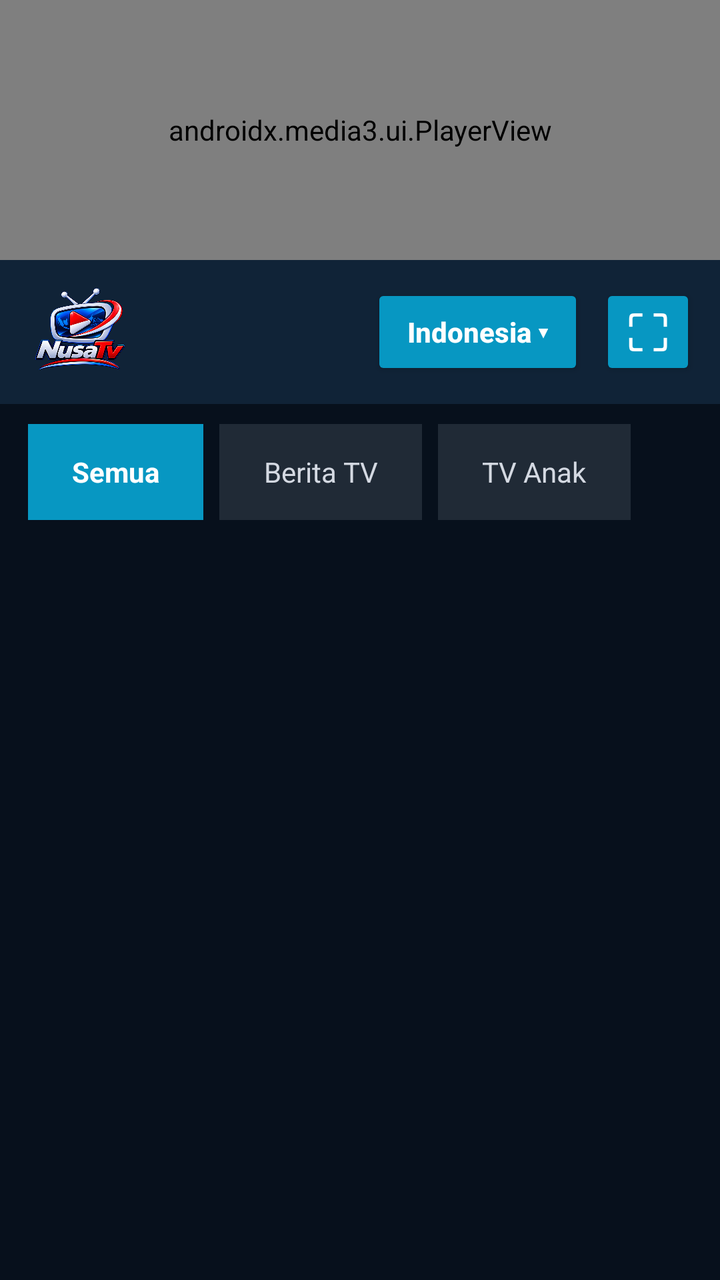
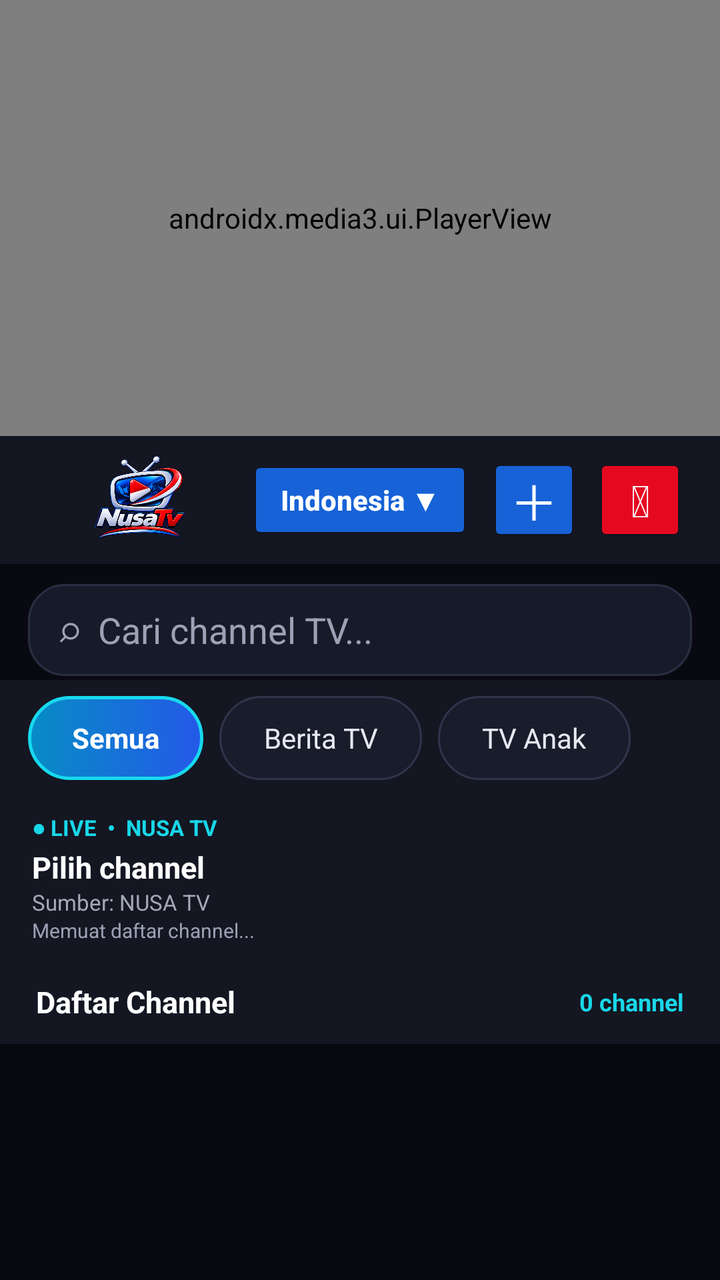

Screens rendered from an Android XML layout before and after an edit, with the pre-edit source and the edit as a unified diff.
<!-- AndroidManifest.xml: application theme Theme.AppCompat.NoActionBar -->
<!-- res/layout/activity_main.xml -->
<?xml version="1.0" encoding="utf-8"?>
<LinearLayout xmlns:android="http://schemas.android.com/apk/res/android"
    xmlns:app="http://schemas.android.com/apk/res-auto"
    android:id="@+id/rootLayout"
    android:layout_width="match_parent"
    android:layout_height="match_parent"
    android:background="#07101C"
    android:orientation="vertical">

    <FrameLayout
        android:id="@+id/playerContainer"
        android:layout_width="match_parent"
        android:layout_height="130dp"
        android:background="#000000"
        android:clickable="true"
        android:focusable="true">
        <androidx.media3.ui.PlayerView
            android:id="@+id/playerView"
            android:layout_width="match_parent"
            android:layout_height="match_parent"
            app:resize_mode="zoom"
            app:show_buffering="when_playing"
            app:use_controller="true" />
    </FrameLayout>

    <LinearLayout
        android:id="@+id/headerBar"
        android:layout_width="match_parent"
        android:layout_height="wrap_content"
        android:background="#102337"
        android:gravity="center_vertical"
        android:orientation="horizontal"
        android:paddingStart="16dp"
        android:paddingEnd="12dp"
        android:paddingTop="12dp"
        android:paddingBottom="12dp">

        <ImageView
            android:layout_width="112dp"
            android:layout_height="48dp"
            android:contentDescription="@string/app_name"
            android:scaleType="fitStart"
            android:src="@drawable/nusa_tv_logo" />

        <Space
            android:layout_width="0dp"
            android:layout_height="1dp"
            android:layout_weight="1" />

        <Button
            android:id="@+id/btnFilterIndo"
            android:layout_width="wrap_content"
            android:layout_height="48dp"
            android:backgroundTint="#0797C2"
            android:minWidth="0dp"
            android:paddingStart="18dp"
            android:paddingEnd="18dp"
            android:text="Indonesia ▾"
            android:textAllCaps="false"
            android:textColor="#FFFFFF"
            android:textSize="14sp"
            android:textStyle="bold" />

        <Button
            android:id="@+id/btnFullscreen"
            android:layout_width="48dp"
            android:layout_height="48dp"
            android:layout_marginStart="8dp"
            android:backgroundTint="#0797C2"
            android:minWidth="0dp"
            android:padding="0dp"
            android:text="⛶"
            android:textAllCaps="false"
            android:textColor="#FFFFFF"
            android:textSize="25sp"
            android:contentDescription="Fullscreen" />

        <Button
            android:id="@+id/btnReload"
            android:layout_width="0dp"
            android:layout_height="0dp"
            android:visibility="gone"
            android:text="Refresh" />
    </LinearLayout>

    <EditText
        android:id="@+id/etSearch"
        android:layout_width="match_parent"
        android:layout_height="1dp"
        android:visibility="gone"
        android:hint="Cari channel TV..."
        android:inputType="text" />

    <HorizontalScrollView
        android:layout_width="match_parent"
        android:layout_height="wrap_content"
        android:background="#07101C"
        android:fillViewport="false"
        android:paddingStart="14dp"
        android:paddingTop="10dp"
        android:paddingEnd="14dp"
        android:paddingBottom="10dp"
        android:scrollbars="none">
        <LinearLayout
            android:layout_width="wrap_content"
            android:layout_height="wrap_content"
            android:orientation="horizontal">
            <TextView
                android:id="@+id/btnTabAll"
                android:layout_width="wrap_content"
                android:layout_height="48dp"
                android:layout_marginEnd="8dp"
                android:background="#0797C2"
                android:clickable="true"
                android:focusable="true"
                android:gravity="center"
                android:paddingStart="22dp"
                android:paddingEnd="22dp"
                android:text="Semua"
                android:textColor="#FFFFFF"
                android:textSize="14sp"
                android:textStyle="bold" />
            <TextView
                android:id="@+id/btnTabNews"
                android:layout_width="wrap_content"
                android:layout_height="48dp"
                android:layout_marginEnd="8dp"
                android:background="#202A36"
                android:clickable="true"
                android:focusable="true"
                android:gravity="center"
                android:paddingStart="22dp"
                android:paddingEnd="22dp"
                android:text="Berita TV"
                android:textColor="#D4D9E2"
                android:textSize="14sp" />
            <TextView
                android:id="@+id/btnTabKids"
                android:layout_width="wrap_content"
                android:layout_height="48dp"
                android:background="#202A36"
                android:clickable="true"
                android:focusable="true"
                android:gravity="center"
                android:paddingStart="22dp"
                android:paddingEnd="22dp"
                android:text="TV Anak"
                android:textColor="#D4D9E2"
                android:textSize="14sp" />
        </LinearLayout>
    </HorizontalScrollView>

    <LinearLayout
        android:id="@+id/welcomePanel"
        android:visibility="gone"
        android:layout_width="match_parent"
        android:layout_height="wrap_content"
        android:background="#102337"
        android:orientation="vertical"
        android:paddingStart="14dp"
        android:paddingEnd="14dp"
        android:paddingTop="7dp"
        android:paddingBottom="7dp">
        <TextView
            android:id="@+id/tvLiveLabel"
            android:layout_width="wrap_content"
            android:layout_height="wrap_content"
            android:text="● LIVE • NUSA TV"
            android:textColor="#43D6A2"
            android:textSize="11sp"
            android:textStyle="bold" />
        <TextView
            android:id="@+id/tvWelcomeTitle"
            android:layout_width="match_parent"
            android:layout_height="wrap_content"
            android:layout_marginTop="2dp"
            android:maxLines="1"
            android:text="Pilih channel"
            android:textColor="#FFFFFF"
            android:textSize="15sp"
            android:textStyle="bold" />
        <TextView
            android:id="@+id/tvWelcomeDesc"
            android:layout_width="match_parent"
            android:layout_height="wrap_content"
            android:maxLines="1"
            android:text="Sumber: NUSA TV"
            android:textColor="#AAB7C7"
            android:textSize="11sp" />
        <LinearLayout
            android:layout_width="match_parent"
            android:layout_height="wrap_content"
            android:orientation="horizontal"
            android:visibility="gone">
            <Button
                android:id="@+id/btnStop"
                android:layout_width="0dp"
                android:layout_height="40dp"
                android:layout_weight="1"
                android:text="Berhenti" />
            <Button
                android:id="@+id/btnRetry"
                android:layout_width="0dp"
                android:layout_height="40dp"
                android:layout_weight="1"
                android:text="Coba lagi" />
        </LinearLayout>
        <TextView
            android:id="@+id/tvStatus"
            android:layout_width="match_parent"
            android:layout_height="wrap_content"
            android:maxLines="1"
            android:text="Memuat daftar channel..."
            android:textColor="#AAB7C7"
            android:textSize="10sp" />
    </LinearLayout>

    <LinearLayout
        android:id="@+id/statsBar"
        android:visibility="gone"
        android:layout_width="match_parent"
        android:layout_height="wrap_content"
        android:gravity="center_vertical"
        android:orientation="horizontal"
        android:paddingStart="16dp"
        android:paddingEnd="16dp"
        android:paddingTop="10dp"
        android:paddingBottom="6dp">
        <TextView
            android:id="@+id/tvSectionTitle"
            android:layout_width="0dp"
            android:layout_height="wrap_content"
            android:layout_weight="1"
            android:text="TV Nasional &amp; Indonesia"
            android:textColor="#FFFFFF"
            android:textSize="16sp"
            android:textStyle="bold" />
        <TextView
            android:id="@+id/tvStats"
            android:layout_width="wrap_content"
            android:layout_height="wrap_content"
            android:text="0 channel"
            android:textColor="#0797C2"
            android:textSize="12sp"
            android:textStyle="bold" />
    </LinearLayout>

    <androidx.recyclerview.widget.RecyclerView
        android:id="@+id/rvChannels"
        android:layout_width="match_parent"
        android:layout_height="0dp"
        android:layout_weight="1"
        android:clipToPadding="false"
        android:paddingStart="3dp"
        android:paddingEnd="3dp"
        android:paddingBottom="8dp" />
</LinearLayout>
<!-- resources referenced by this layout -->
<resources>
  <!-- drawable nusa_tv_logo: png bitmap (drawable, 253954 bytes) -->
  <string name="app_name">NUSA TV</string>
</resources>

<!-- the commit's change to res/layout/activity_main.xml (unified diff, before → after) -->
@@ -4,13 +4,14 @@
     android:id="@+id/rootLayout"
     android:layout_width="match_parent"
     android:layout_height="match_parent"
-    android:background="#07101C"
+    android:background="#090A11"
     android:orientation="vertical">
 
+    
     <FrameLayout
         android:id="@+id/playerContainer"
         android:layout_width="match_parent"
-        android:layout_height="130dp"
+        android:layout_height="218dp"
         android:background="#000000"
         android:clickable="true"
         android:focusable="true">
@@ -18,231 +19,144 @@
             android:id="@+id/playerView"
             android:layout_width="match_parent"
             android:layout_height="match_parent"
-            app:resize_mode="zoom"
+            app:resize_mode="fit"
             app:show_buffering="when_playing"
-            app:use_controller="true" />
+            app:use_controller="true"
+            />
     </FrameLayout>
 
+    
     <LinearLayout
         android:id="@+id/headerBar"
         android:layout_width="match_parent"
-        android:layout_height="wrap_content"
-        android:background="#102337"
+        android:layout_height="64dp"
+        android:background="#141622"
         android:gravity="center_vertical"
         android:orientation="horizontal"
         android:paddingStart="16dp"
-        android:paddingEnd="12dp"
-        android:paddingTop="12dp"
-        android:paddingBottom="12dp">
-
+        android:paddingEnd="14dp">
         <ImageView
-            android:layout_width="112dp"
+            android:layout_width="108dp"
             android:layout_height="48dp"
-            android:contentDescription="@string/app_name"
-            android:scaleType="fitStart"
+            android:contentDescription="NUSA TV"
+            android:scaleType="fitCenter"
             android:src="@drawable/nusa_tv_logo" />
-
-        <Space
-            android:layout_width="0dp"
-            android:layout_height="1dp"
-            android:layout_weight="1" />
-
+        <Space android:layout_width="0dp" android:layout_height="1dp" android:layout_weight="1" />
         <Button
             android:id="@+id/btnFilterIndo"
             android:layout_width="wrap_content"
-            android:layout_height="48dp"
-            android:backgroundTint="#0797C2"
-            android:minWidth="0dp"
-            android:paddingStart="18dp"
-            android:paddingEnd="18dp"
-            android:text="Indonesia ▾"
+            android:layout_height="44dp"
+            android:backgroundTint="#1762D7"
+            android:minWidth="112dp"
+            android:paddingStart="14dp"
+            android:paddingEnd="14dp"
+            android:text="Indonesia ▼"
             android:textAllCaps="false"
             android:textColor="#FFFFFF"
             android:textSize="14sp"
             android:textStyle="bold" />
-
+        <Button
+            android:id="@+id/btnReload"
+            android:layout_width="46dp"
+            android:layout_height="46dp"
+            android:layout_marginStart="8dp"
+            android:backgroundTint="#1762D7"
+            android:minWidth="0dp"
+            android:padding="0dp"
+            android:text="＋"
+            android:textColor="#FFFFFF"
+            android:textSize="24sp"
+            android:contentDescription="Muat ulang playlist" />
+        <Button
+            android:id="@+id/btnStop"
+            android:layout_width="46dp"
+            android:layout_height="46dp"
+            android:layout_marginStart="7dp"
+            android:backgroundTint="#E50920"
+            android:minWidth="0dp"
+            android:padding="0dp"
+            android:text="⏻"
+            android:textColor="#FFFFFF"
+            android:textSize="22sp"
+            android:contentDescription="Hentikan pemutaran" />
         <Button
             android:id="@+id/btnFullscreen"
-            android:layout_width="48dp"
-            android:layout_height="48dp"
-            android:layout_marginStart="8dp"
-            android:backgroundTint="#0797C2"
+            android:layout_width="42dp"
+            android:layout_height="42dp"
+            android:layout_marginStart="6dp"
+            android:backgroundTint="#263047"
             android:minWidth="0dp"
             android:padding="0dp"
             android:text="⛶"
-            android:textAllCaps="false"
             android:textColor="#FFFFFF"
-            android:textSize="25sp"
-            android:contentDescription="Fullscreen" />
-
-        <Button
-            android:id="@+id/btnReload"
-            android:layout_width="0dp"
-            android:layout_height="0dp"
-            android:visibility="gone"
-            android:text="Refresh" />
+            android:textSize="20sp" />
     </LinearLayout>
 
+    
     <EditText
         android:id="@+id/etSearch"
         android:layout_width="match_parent"
-        android:layout_height="1dp"
-        android:visibility="gone"
-        android:hint="Cari channel TV..."
-        android:inputType="text" />
+        android:layout_height="46dp"
+        android:layout_marginStart="14dp"
+        android:layout_marginEnd="14dp"
+        android:layout_marginTop="10dp"
+        android:layout_marginBottom="2dp"
+        android:paddingStart="15dp"
+        android:paddingEnd="15dp"
+        android:background="@drawable/bg_search_nusa"
+        android:textColor="#FFFFFF"
+        android:textColorHint="#9CA2B5"
+        android:hint="⌕  Cari channel TV..."
+        android:inputType="text"
+        android:singleLine="true" />
 
     <HorizontalScrollView
         android:layout_width="match_parent"
         android:layout_height="wrap_content"
-        android:background="#07101C"
+        android:background="#141622"
         android:fillViewport="false"
         android:paddingStart="14dp"
-        android:paddingTop="10dp"
+        android:paddingTop="8dp"
         android:paddingEnd="14dp"
-        android:paddingBottom="10dp"
+        android:paddingBottom="9dp"
         android:scrollbars="none">
-        <LinearLayout
-            android:layout_width="wrap_content"
-            android:layout_height="wrap_content"
-            android:orientation="horizontal">
-            <TextView
-                android:id="@+id/btnTabAll"
-                android:layout_width="wrap_content"
-                android:layout_height="48dp"
-                android:layout_marginEnd="8dp"
-                android:background="#0797C2"
-                android:clickable="true"
-                android:focusable="true"
-                android:gravity="center"
-                android:paddingStart="22dp"
-                android:paddingEnd="22dp"
-                android:text="Semua"
-                android:textColor="#FFFFFF"
-                android:textSize="14sp"
-                android:textStyle="bold" />
-            <TextView
-                android:id="@+id/btnTabNews"
-                android:layout_width="wrap_content"
-                android:layout_height="48dp"
-                android:layout_marginEnd="8dp"
-                android:background="#202A36"
-                android:clickable="true"
-                android:focusable="true"
-                android:gravity="center"
-                android:paddingStart="22dp"
-                android:paddingEnd="22dp"
-                android:text="Berita TV"
-                android:textColor="#D4D9E2"
-                android:textSize="14sp" />
-            <TextView
-                android:id="@+id/btnTabKids"
-                android:layout_width="wrap_content"
-                android:layout_height="48dp"
-                android:background="#202A36"
-                android:clickable="true"
-                android:focusable="true"
-                android:gravity="center"
-                android:paddingStart="22dp"
-                android:paddingEnd="22dp"
-                android:text="TV Anak"
-                android:textColor="#D4D9E2"
-                android:textSize="14sp" />
+        <LinearLayout android:layout_width="wrap_content" android:layout_height="wrap_content" android:orientation="horizontal">
+            <TextView android:id="@+id/btnTabAll" android:layout_width="wrap_content" android:layout_height="42dp" android:layout_marginEnd="8dp" android:background="@drawable/bg_tab_selected" android:clickable="true" android:focusable="true" android:gravity="center" android:paddingStart="22dp" android:paddingEnd="22dp" android:text="Semua" android:textColor="#FFFFFF" android:textSize="14sp" android:textStyle="bold" />
+            <TextView android:id="@+id/btnTabNews" android:layout_width="wrap_content" android:layout_height="42dp" android:layout_marginEnd="8dp" android:background="@drawable/bg_tab_idle" android:clickable="true" android:focusable="true" android:gravity="center" android:paddingStart="22dp" android:paddingEnd="22dp" android:text="Berita TV" android:textColor="#E6E8F0" android:textSize="14sp" />
+            <TextView android:id="@+id/btnTabKids" android:layout_width="wrap_content" android:layout_height="42dp" android:background="@drawable/bg_tab_idle" android:clickable="true" android:focusable="true" android:gravity="center" android:paddingStart="22dp" android:paddingEnd="22dp" android:text="TV Anak" android:textColor="#E6E8F0" android:textSize="14sp" />
         </LinearLayout>
     </HorizontalScrollView>
 
     <LinearLayout
         android:id="@+id/welcomePanel"
-        android:visibility="gone"
         android:layout_width="match_parent"
         android:layout_height="wrap_content"
-        android:background="#102337"
+        android:background="#141622"
         android:orientation="vertical"
-        android:paddingStart="14dp"
-        android:paddingEnd="14dp"
+        android:paddingStart="16dp"
+        android:paddingEnd="16dp"
         android:paddingTop="7dp"
-        android:paddingBottom="7dp">
-        <TextView
-            android:id="@+id/tvLiveLabel"
-            android:layout_width="wrap_content"
-            android:layout_height="wrap_content"
-            android:text="● LIVE • NUSA TV"
-            android:textColor="#43D6A2"
-            android:textSize="11sp"
-            android:textStyle="bold" />
-        <TextView
-            android:id="@+id/tvWelcomeTitle"
-            android:layout_width="match_parent"
-            android:layout_height="wrap_content"
-            android:layout_marginTop="2dp"
-            android:maxLines="1"
-            android:text="Pilih channel"
-            android:textColor="#FFFFFF"
-            android:textSize="15sp"
-            android:textStyle="bold" />
-        <TextView
-            android:id="@+id/tvWelcomeDesc"
-            android:layout_width="match_parent"
-            android:layout_height="wrap_content"
-            android:maxLines="1"
-            android:text="Sumber: NUSA TV"
-            android:textColor="#AAB7C7"
-            android:textSize="11sp" />
-        <LinearLayout
-            android:layout_width="match_parent"
-            android:layout_height="wrap_content"
-            android:orientation="horizontal"
-            android:visibility="gone">
-            <Button
-                android:id="@+id/btnStop"
-                android:layout_width="0dp"
-                android:layout_height="40dp"
-                android:layout_weight="1"
-                android:text="Berhenti" />
-            <Button
-                android:id="@+id/btnRetry"
-                android:layout_width="0dp"
-                android:layout_height="40dp"
-                android:layout_weight="1"
-                android:text="Coba lagi" />
+        android:paddingBottom="8dp">
+        <TextView android:id="@+id/tvLiveLabel" android:layout_width="wrap_content" android:layout_height="wrap_content" android:text="● LIVE  •  NUSA TV" android:textColor="#18D7E8" android:textSize="11sp" android:textStyle="bold" />
+        <TextView android:id="@+id/tvWelcomeTitle" android:layout_width="match_parent" android:layout_height="wrap_content" android:layout_marginTop="2dp" android:maxLines="1" android:text="Pilih channel" android:textColor="#FFFFFF" android:textSize="15sp" android:textStyle="bold" />
+        <TextView android:id="@+id/tvWelcomeDesc" android:layout_width="match_parent" android:layout_height="wrap_content" android:maxLines="1" android:text="Sumber: NUSA TV" android:textColor="#A4A8B8" android:textSize="11sp" />
+        <LinearLayout android:layout_width="match_parent" android:layout_height="wrap_content" android:orientation="horizontal" android:visibility="gone">
+            <Button android:id="@+id/btnRetry" android:layout_width="0dp" android:layout_height="40dp" android:layout_weight="1" android:text="Coba lagi" />
         </LinearLayout>
-        <TextView
-            android:id="@+id/tvStatus"
-            android:layout_width="match_parent"
-            android:layout_height="wrap_content"
-            android:maxLines="1"
-            android:text="Memuat daftar channel..."
-            android:textColor="#AAB7C7"
-            android:textSize="10sp" />
+        <TextView android:id="@+id/tvStatus" android:layout_width="match_parent" android:layout_height="wrap_content" android:maxLines="1" android:text="Memuat daftar channel..." android:textColor="#9CA2B5" android:textSize="10sp" />
     </LinearLayout>
 
     <LinearLayout
         android:id="@+id/statsBar"
-        android:visibility="gone"
         android:layout_width="match_parent"
-        android:layout_height="wrap_content"
+        android:layout_height="42dp"
+        android:background="#141622"
         android:gravity="center_vertical"
         android:orientation="horizontal"
-        android:paddingStart="16dp"
-        android:paddingEnd="16dp"
-        android:paddingTop="10dp"
-        android:paddingBottom="6dp">
-        <TextView
-            android:id="@+id/tvSectionTitle"
-            android:layout_width="0dp"
-            android:layout_height="wrap_content"
-            android:layout_weight="1"
-            android:text="TV Nasional &amp; Indonesia"
-            android:textColor="#FFFFFF"
-            android:textSize="16sp"
-            android:textStyle="bold" />
-        <TextView
-            android:id="@+id/tvStats"
-            android:layout_width="wrap_content"
-            android:layout_height="wrap_content"
-            android:text="0 channel"
-            android:textColor="#0797C2"
-            android:textSize="12sp"
-            android:textStyle="bold" />
+        android:paddingStart="18dp"
+        android:paddingEnd="18dp">
+        <TextView android:id="@+id/tvSectionTitle" android:layout_width="0dp" android:layout_height="wrap_content" android:layout_weight="1" android:text="Daftar Channel" android:textColor="#FFFFFF" android:textSize="15sp" android:textStyle="bold" />
+        <TextView android:id="@+id/tvStats" android:layout_width="wrap_content" android:layout_height="wrap_content" android:text="0 channel" android:textColor="#19D7E8" android:textSize="12sp" android:textStyle="bold" />
     </LinearLayout>
 
     <androidx.recyclerview.widget.RecyclerView
@@ -250,8 +164,10 @@
         android:layout_width="match_parent"
         android:layout_height="0dp"
         android:layout_weight="1"
+        android:background="#090A11"
         android:clipToPadding="false"
-        android:paddingStart="3dp"
-        android:paddingEnd="3dp"
-        android:paddingBottom="8dp" />
+        android:paddingStart="10dp"
+        android:paddingEnd="10dp"
+        android:paddingTop="6dp"
+        android:paddingBottom="10dp" />
 </LinearLayout>
<!-- resource entries referenced after the edit -->
@@ -1,6 +1,26 @@
 <!-- resources referenced by this layout -->
 <resources>
+  <!-- drawable bg_search_nusa (drawable) -->
+  <?xml version="1.0" encoding="utf-8"?>
+  <shape xmlns:android="http://schemas.android.com/apk/res/android" android:shape="rectangle">
+      <solid android:color="#171A29" />
+      <stroke android:width="1dp" android:color="#292E43" />
+      <corners android:radius="18dp" />
+  </shape>
+  <!-- drawable bg_tab_idle (drawable) -->
+  <?xml version="1.0" encoding="utf-8"?>
+  <shape xmlns:android="http://schemas.android.com/apk/res/android" android:shape="rectangle">
+      <solid android:color="#191C2B" />
+      <stroke android:width="1dp" android:color="#30354C" />
+      <corners android:radius="28dp" />
+  </shape>
+  <!-- drawable bg_tab_selected (drawable) -->
+  <?xml version="1.0" encoding="utf-8"?>
+  <shape xmlns:android="http://schemas.android.com/apk/res/android" android:shape="rectangle">
+      <gradient android:angle="0" android:startColor="#078CC5" android:endColor="#2459E8" />
+      <stroke android:width="1.5dp" android:color="#17D9EF" />
+      <corners android:radius="28dp" />
+  </shape>
   <!-- drawable nusa_tv_logo: png bitmap (drawable, 253954 bytes) -->
-  <string name="app_name">NUSA TV</string>
 </resources>
 
